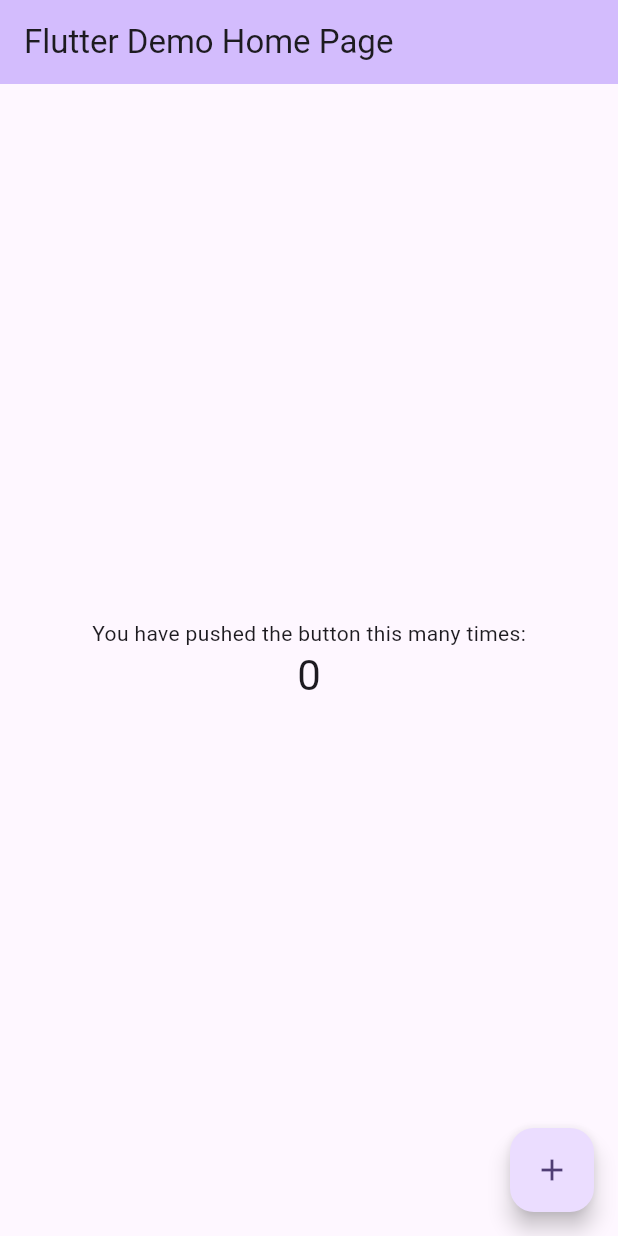
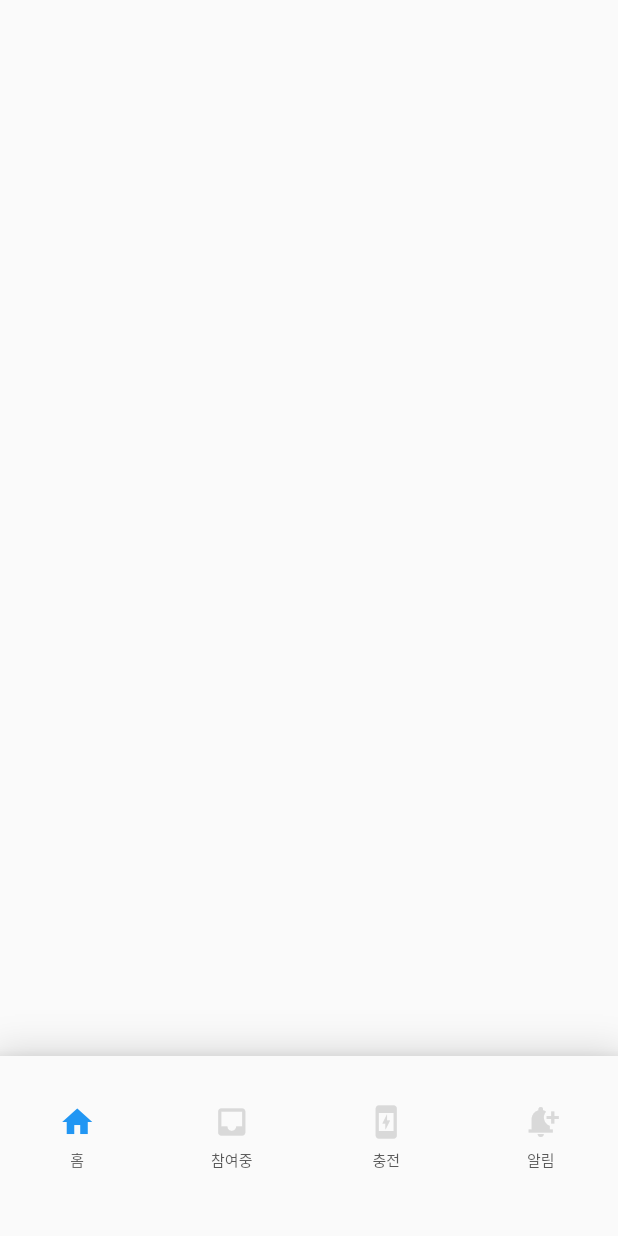
Before and after one commit to HACKY-TALKY-2/T10_Front, a Flutter app: the screen it shows after launch, on a phone screen of 412 x 824 dp. Run offline on Flutter 3.47's test engine with Material 2 defaults, Android fonts, the phone set to English and light mode, and no system bars; Roboto replaces fonts that are missing (Pretendard).

Commit message:
feat: add navigation bar

```diff
--- /dev/null
+++ b/t10_front/lib/Home.dart
@@ -0,0 +1,19 @@
+import 'package:flutter/material.dart';
+
+
+class Home extends StatefulWidget {
+  const Home({Key? key}) : super(key: key);
+
+  @override
+  _home createState() => _home();
+}
+
+class _home extends State<Home> {
+
+  @override
+  Widget build(BuildContext context) {
+
+  return Scaffold();
+  }
+
+}
--- a/t10_front/lib/main.dart
+++ b/t10_front/lib/main.dart
@@ -1,125 +1,123 @@
 import 'package:flutter/material.dart';
+import 'package:t10_front/Home.dart';
 
 void main() {
-  runApp(const MyApp());
+  runApp(
+    MaterialApp(debugShowCheckedModeBanner: false, home: MainApp()),
+  );
 }
 
-class MyApp extends StatelessWidget {
-  const MyApp({super.key});
+class MainApp extends StatefulWidget {
+  MainApp({Key? key}) : super(key: key);
 
-  // This widget is the root of your application.
+  @override
+  _MainApp createState() => _MainApp();
+}
+
+int _currentIndex = 0;
+
+class _MainApp extends State<MainApp> {
+  late List<Widget> _pages;
+
+  @override
+  void initState() {
+    super.initState();
+
+    _pages = [
+      Home(),
+      Home(),
+      Home(),
+      Home(),
+    ];
+  }
+
   @override
   Widget build(BuildContext context) {
-    return MaterialApp(
-      title: 'Flutter Demo',
-      theme: ThemeData(
-        // This is the theme of your application.
-        //
-        // TRY THIS: Try running your application with "flutter run". You'll see
-        // the application has a blue toolbar. Then, without quitting the app,
-        // try changing the seedColor in the colorScheme below to Colors.green
-        // and then invoke "hot reload" (save your changes or press the "hot
-        // reload" button in a Flutter-supported IDE, or press "r" if you used
-        // the command line to start the app).
-        //
-        // Notice that the counter didn't reset back to zero; the application
-        // state is not lost during the reload. To reset the state, use hot
-        // restart instead.
-        //
-        // This works for code too, not just values: Most code changes can be
-        // tested with just a hot reload.
-        colorScheme: ColorScheme.fromSeed(seedColor: Colors.deepPurple),
-        useMaterial3: true,
+    return Scaffold(
+      extendBody: true,
+      body: _pages[_currentIndex],
+      bottomNavigationBar: Container(
+        decoration: BoxDecoration(boxShadow: [
+          BoxShadow(
+            color: const Color.fromARGB(255, 212, 212, 212), // 그림자 색상
+            blurRadius: 20, // 그림자의 흐림 정도
+            spreadRadius: 4, // 그림자의 확산 정도
+            offset: Offset(0, 1), // 그림자의 위치 (가로, 세로)
+          ),
+        ]),
+        height: 120,
+        child: BottomNavigationBar(
+          selectedLabelStyle: TextStyle(
+            color: Color.fromRGBO(48, 48, 48, 0.8),
+            fontSize: 10,
+            fontFamily: 'Pretendard',
+          ),
+          unselectedLabelStyle: TextStyle(
+            color: Color.fromRGBO(48, 48, 48, 0.8),
+            fontSize: 10,
+            fontFamily: 'Pretendard',
+          ),
+          type: BottomNavigationBarType.fixed,
+          currentIndex: _currentIndex,
+          onTap: (int index) {
+            setState(() {
+              _currentIndex = index;
+            });
+          },
+          items: [
+            BottomNavigationBarItem(
+              icon: TabItem(currentIndex: 0, name: '홈', icon: Icons.home),
+              label: '',
+            ),
+            BottomNavigationBarItem(
+              icon: TabItem(currentIndex: 1, name: '참여중', icon: Icons.inbox),
+              label: '',
+            ),
+            BottomNavigationBarItem(
+              icon: TabItem(currentIndex: 2, name: '충전', icon: Icons.charging_station),
+              label: '',
+            ),
+            BottomNavigationBarItem(
+              icon: TabItem(currentIndex: 3, name: '알림', icon: Icons.notification_add),
+              label: '',
+            ),
+          ],
+        ),
       ),
-      home: const MyHomePage(title: 'Flutter Demo Home Page'),
     );
   }
 }
 
-class MyHomePage extends StatefulWidget {
-  const MyHomePage({super.key, required this.title});
+class TabItem extends StatelessWidget {
+  final int currentIndex;
+  final String name;
+  final IconData icon;
 
-  // This widget is the home page of your application. It is stateful, meaning
-  // that it has a State object (defined below) that contains fields that affect
-  // how it looks.
-
-  // This class is the configuration for the state. It holds the values (in this
-  // case the title) provided by the parent (in this case the App widget) and
-  // used by the build method of the State. Fields in a Widget subclass are
-  // always marked "final".
-
-  final String title;
-
-  @override
-  State<MyHomePage> createState() => _MyHomePageState();
-}
-
-class _MyHomePageState extends State<MyHomePage> {
-  int _counter = 0;
-
-  void _incrementCounter() {
-    setState(() {
-      // This call to setState tells the Flutter framework that something has
-      // changed in this State, which causes it to rerun the build method below
-      // so that the display can reflect the updated values. If we changed
-      // _counter without calling setState(), then the build method would not be
-      // called again, and so nothing would appear to happen.
-      _counter++;
-    });
-  }
+  TabItem({required this.currentIndex, required this.name, required this.icon});
 
   @override
   Widget build(BuildContext context) {
-    // This method is rerun every time setState is called, for instance as done
-    // by the _incrementCounter method above.
-    //
-    // The Flutter framework has been optimized to make rerunning build methods
-    // fast, so that you can just rebuild anything that needs updating rather
-    // than having to individually change instances of widgets.
-    return Scaffold(
-      appBar: AppBar(
-        // TRY THIS: Try changing the color here to a specific color (to
-        // Colors.amber, perhaps?) and trigger a hot reload to see the AppBar
-        // change color while the other colors stay the same.
-        backgroundColor: Theme.of(context).colorScheme.inversePrimary,
-        // Here we take the value from the MyHomePage object that was created by
-        // the App.build method, and use it to set our appbar title.
-        title: Text(widget.title),
-      ),
-      body: Center(
-        // Center is a layout widget. It takes a single child and positions it
-        // in the middle of the parent.
-        child: Column(
-          // Column is also a layout widget. It takes a list of children and
-          // arranges them vertically. By default, it sizes itself to fit its
-          // children horizontally, and tries to be as tall as its parent.
-          //
-          // Column has various properties to control how it sizes itself and
-          // how it positions its children. Here we use mainAxisAlignment to
-          // center the children vertically; the main axis here is the vertical
-          // axis because Columns are vertical (the cross axis would be
-          // horizontal).
-          //
-          // TRY THIS: Invoke "debug painting" (choose the "Toggle Debug Paint"
-          // action in the IDE, or press "p" in the console), to see the
-          // wireframe for each widget.
-          mainAxisAlignment: MainAxisAlignment.center,
-          children: <Widget>[
-            const Text(
-              'You have pushed the button this many times:',
-            ),
-            Text(
-              '$_counter',
-              style: Theme.of(context).textTheme.headlineMedium,
-            ),
-          ],
+    return Column(
+      children: [
+        Container(
+          margin: EdgeInsets.only(top: 0, bottom: 5),
+          height: 25,
+          child: _currentIndex == currentIndex
+              ? Icon(icon)
+              : Icon(
+                  icon,
+                  color: Color.fromRGBO(217, 217, 217, 1),
+                ),
         ),
-      ),
-      floatingActionButton: FloatingActionButton(
-        onPressed: _incrementCounter,
-        tooltip: 'Increment',
-        child: const Icon(Icons.add),
-      ), // This trailing comma makes auto-formatting nicer for build methods.
+        Text(
+          name,
+          style: TextStyle(
+            color: Color.fromRGBO(48, 48, 48, 0.8),
+            fontSize: 10,
+            fontFamily: 'Pretendard',
+          ),
+        ),
+      ],
     );
   }
 }
```
Also changed, not shown: 1 other file.
